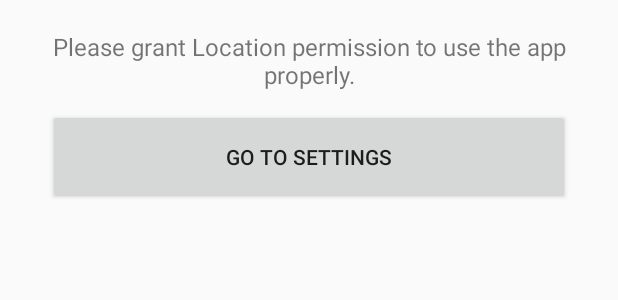
After one commit to kzndona/CommuBuddy, an Android app built with Jetpack Compose: the layout dialog_location_permission.xml on its own in the app's theme, with its tools: preview values and no code run, on a phone screen of 412 x 824 dp. The commit adds this screen. Shown: the top 300 px of the screen. Run offline under Robolectric (Android 15) with nearby library versions, the phone set to English and light mode, and no system bars.

Commit message:
Add function to check location permission Add helper class that shows dialog to request location permission Add location permission dialog layout

```diff
--- a/app/src/main/java/com/example/commubuddy/LocationSearchesActivity.kt
+++ b/app/src/main/java/com/example/commubuddy/LocationSearchesActivity.kt
@@ -14,7 +14,6 @@ import com.google.android.libraries.places.api.model.Place
 import com.google.android.libraries.places.api.net.FetchPlaceRequest
 import com.google.android.libraries.places.api.net.FindAutocompletePredictionsRequest
 import com.google.android.libraries.places.api.net.PlacesClient
-import com.google.android.libraries.places.api.net.kotlin.fetchPlaceRequest
 
 class LocationSearchesActivity : AppCompatActivity() {
 
--- /dev/null
+++ b/app/src/main/res/layout/dialog_location_permission.xml
@@ -0,0 +1,23 @@
+<?xml version="1.0" encoding="utf-8"?>
+<LinearLayout xmlns:android="http://schemas.android.com/apk/res/android"
+    android:orientation="vertical"
+    android:layout_width="match_parent"
+    android:layout_height="wrap_content"
+    android:layout_marginHorizontal="32dp"
+    android:layout_marginVertical="20dp">
+
+    <TextView
+        android:layout_width="wrap_content"
+        android:layout_height="wrap_content"
+        android:layout_marginBottom="12dp"
+        android:text="Please grant Location permission to use the app properly."
+        android:textSize="16sp"
+        android:textAlignment="center"/>
+
+    <Button
+        android:id="@+id/button_dialog_location_permission"
+        android:layout_width="match_parent"
+        android:layout_height="64dp"
+        android:text="Go to Settings"/>
+
+</LinearLayout>
```
Also changed, not shown: app/src/main/java/com/example/commubuddy/DialogHelper.kt (added, +51 -0 lines), app/src/main/java/com/example/commubuddy/MainActivity.kt (+23 -0 lines).
